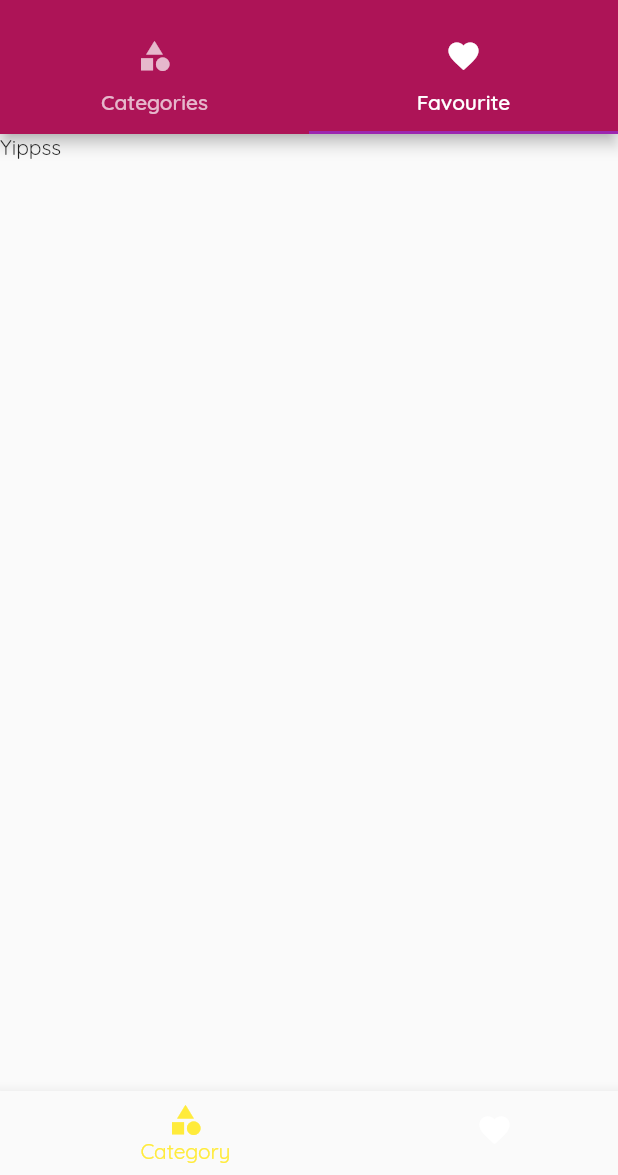
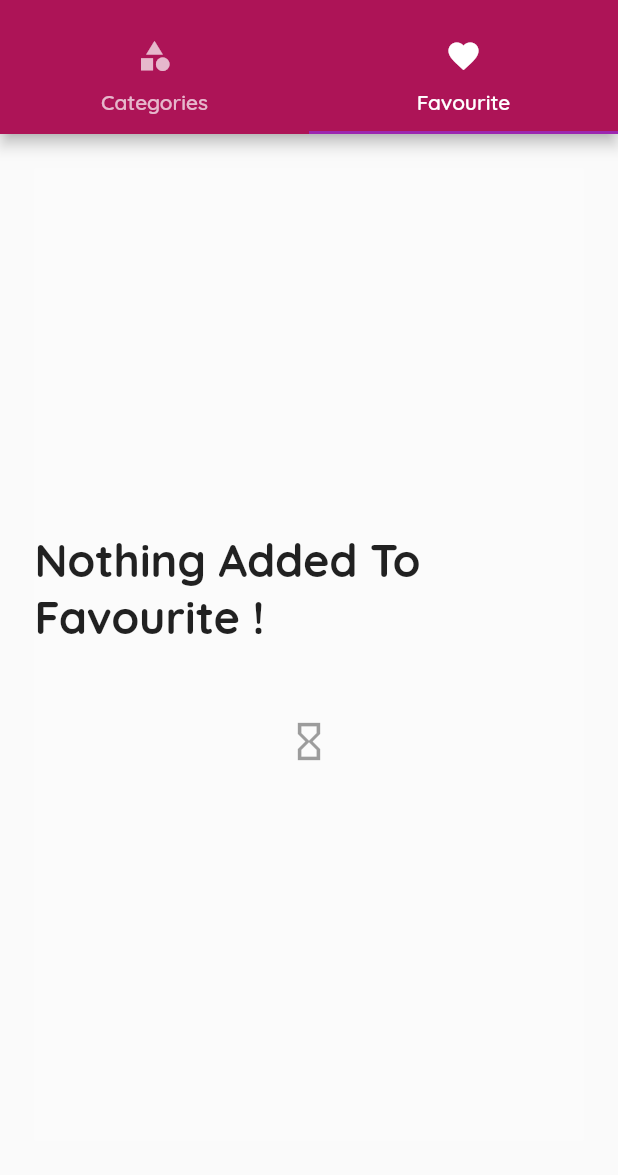
Before and after one commit to zaid0704/DishRecipe, a Flutter app: the screen it shows after launch, tab 2 chosen, on a phone screen of 412 x 824 dp, the part 61-1236 px from its top. Run offline on Flutter 3.47's test engine with Material 2 defaults, Android fonts, the phone set to English and light mode, and no system bars; our stand-ins replace sqflite; accounts and stored records are empty.

Commit message:
styling with default favorite screen

```diff
--- a/lib/Screens.dart/recipe.dart
+++ b/lib/Screens.dart/recipe.dart
@@ -1,6 +1,9 @@
 import 'package:flutter/material.dart';
 import '../dummy_data.dart';
+
 import '../meal.dart';
+
+
 class Recipe extends StatelessWidget {
 
 
@@ -20,18 +23,21 @@ class Recipe extends StatelessWidget {
         child:Column(
         mainAxisAlignment: MainAxisAlignment.center,
       children: <Widget>[
-        Container(
+        ClipRRect(
+          borderRadius: BorderRadius.circular(15),
+          child:  Container(
           child: Image.network(selectedMealRecipe.imageUrl),
           width: double.infinity ,
           height: 300,
-        ),
+        ),),
+
         Row(
           mainAxisAlignment: MainAxisAlignment.center,
           children: <Widget>[
 
-          Text('${selectedMealRecipe.duration}',style:TextStyle(fontSize: 30,),)
+          Text('${selectedMealRecipe.duration}',style:TextStyle(fontSize: 30,fontFamily: 'Quicksand',fontWeight: FontWeight.bold),)
         ],),
-        Text('Ingridients'),
+        Text('Ingridients',style:TextStyle(fontSize:15,fontFamily: 'Quicksand',fontWeight: FontWeight.bold),),
         Container(
           width: 300,
           height: 150,
@@ -50,7 +56,7 @@ class Recipe extends StatelessWidget {
             },
           ),
         ),
-        Text('Steps'),
+        Text('Steps',style:TextStyle(fontSize:15,fontFamily: 'Quicksand',fontWeight: FontWeight.bold),),
         Container(
           width: 300,
           height: 300,
--- a/lib/favourite.dart
+++ b/lib/favourite.dart
@@ -5,7 +5,25 @@ class favorite extends StatelessWidget {
   @override
   Widget build(BuildContext context) {
     return Container(
-      child: Text('Yippss'),
+      margin: const EdgeInsets.all(23),
+      decoration: BoxDecoration(color: Colors.white24),
+      alignment: Alignment.center,
+      child: Column(
+        mainAxisAlignment: MainAxisAlignment.center,
+        children: <Widget>[
+          Text('Nothing Added To Favourite !',style:TextStyle(fontSize:30,fontFamily: 'Quicksand',fontWeight: FontWeight.bold),),
+         SizedBox(
+           child:Padding(padding: EdgeInsets.all(20),),
+         ),
+         FlatButton(
+
+           child: Icon(Icons.hourglass_empty,size: 30,),
+
+         )
+        ],
+      ),
+
+
     );
   }
 }
--- a/lib/tabsScreen.dart
+++ b/lib/tabsScreen.dart
@@ -31,25 +31,25 @@ class _TabsScreenState extends State<TabsScreen> {
             favorite(),
           ],
         ),
-        bottomNavigationBar: BottomNavigationBar(
-          currentIndex: 0,
-          elevation: 8.0,
-          type: BottomNavigationBarType.shifting,
-          backgroundColor: Colors.redAccent,
-          selectedItemColor: Colors.yellow,
+        // bottomNavigationBar: BottomNavigationBar(
+        //   currentIndex: 0,
+        //   elevation: 8.0,
+        //   type: BottomNavigationBarType.shifting,
+        //   backgroundColor: Colors.redAccent,
+        //   selectedItemColor: Colors.yellow,
 
-          unselectedItemColor: Colors.white,
-          items: [
-            BottomNavigationBarItem(
-              icon: Icon(Icons.category),
-              title: Text('Category')
-            ),
-            BottomNavigationBarItem(
-              icon: Icon(Icons.favorite),
-              title: Text('Favorite')
-            )
-          ],
-        ),
+        //   unselectedItemColor: Colors.white,
+        //   items: [
+        //     BottomNavigationBarItem(
+        //       icon: Icon(Icons.category),
+        //       title: Text('Category')
+        //     ),
+        //     BottomNavigationBarItem(
+        //       icon: Icon(Icons.favorite),
+        //       title: Text('Favorite')
+        //     )
+        //   ],
+        // ),
         drawer:myDrawer(),
 
       ),
```
Also changed, not shown: 5 other files.
